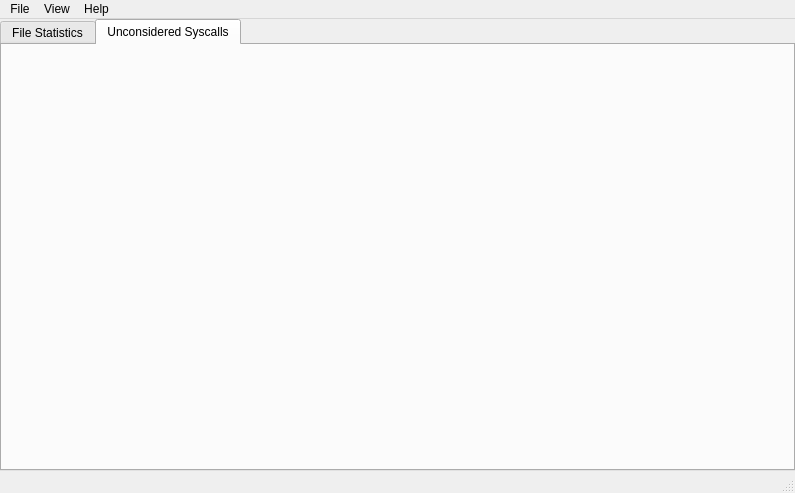
First picture: the form in iotrace.ui, repository nicolasgross/iotrace-gui, before the edit.
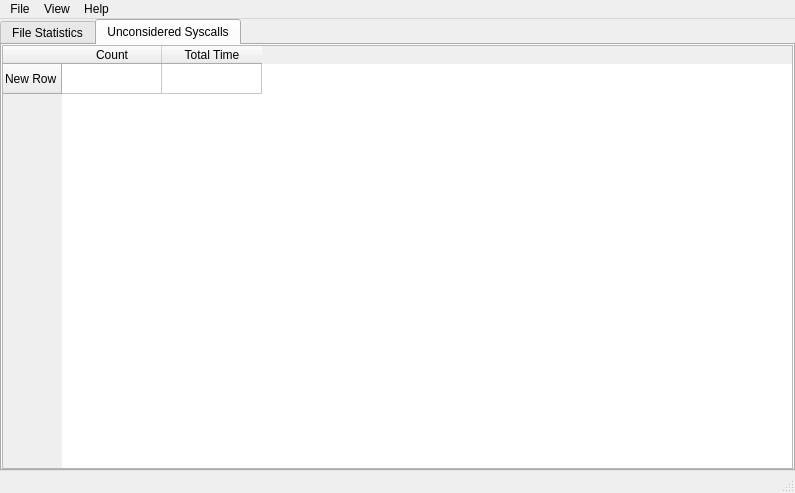
Second picture: the form after the edit. The open tabs and pages were chosen to show the change.

Commit message: Add unconsidered syscalls + adjustments

What changed in the file:
```diff
--- a/iotrace.ui
+++ b/iotrace.ui
@@ -386,6 +386,42 @@
        <attribute name="title">
         <string>Unconsidered Syscalls</string>
        </attribute>
+       <layout class="QVBoxLayout" name="verticalLayout_2">
+        <property name="spacing">
+         <number>0</number>
+        </property>
+        <property name="leftMargin">
+         <number>0</number>
+        </property>
+        <property name="topMargin">
+         <number>0</number>
+        </property>
+        <property name="rightMargin">
+         <number>0</number>
+        </property>
+        <property name="bottomMargin">
+         <number>0</number>
+        </property>
+        <item>
+         <widget class="QTableWidget" name="tableWidget_2">
+          <row>
+           <property name="text">
+            <string>New Row</string>
+           </property>
+          </row>
+          <column>
+           <property name="text">
+            <string>Count</string>
+           </property>
+          </column>
+          <column>
+           <property name="text">
+            <string>Total Time</string>
+           </property>
+          </column>
+         </widget>
+        </item>
+       </layout>
       </widget>
      </widget>
     </item>
```
